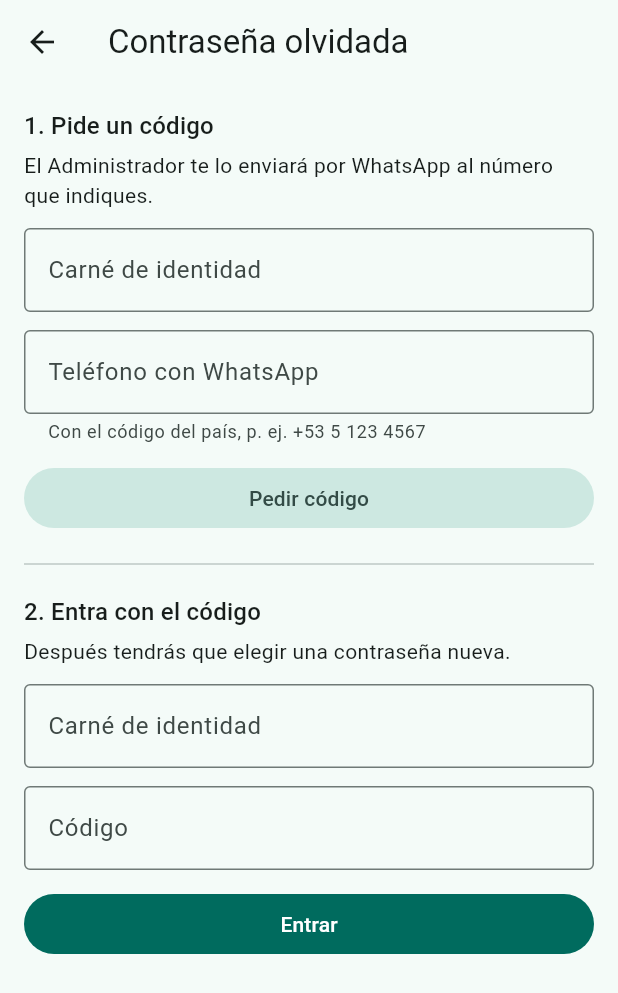
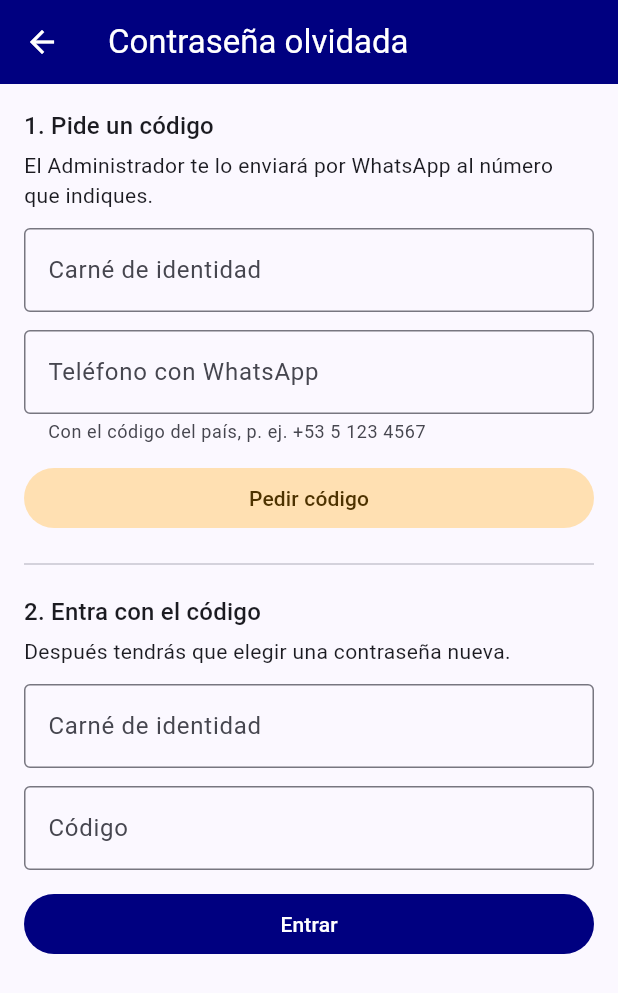
Before and after one commit to maicolalmaralestamayo/MiRuta, a Flutter app: the screen it shows after launch, after a tap on "Entrar", after a tap on "¿Olvidaste tu contraseña?", on a phone screen of 412 x 824 dp. Shown: the top 993 px of the screen. Run offline on Flutter 3.47's test engine with Material 3 defaults, Android fonts, the phone set to English and light mode, and no system bars; our stand-ins replace dio, file_picker, fl_chart, flutter_local_notifications, flutter_map, flutter_secure_storage and 11 more; missing offline and left inert: flutter_foreground_task, mobile_scanner, ota_update, workmanager; accounts and stored records are empty; network calls fail.

Commit message:
App: azul marino y naranja, sin Excel, APK más ligera y planificación para Jefes de itinerario
- Paleta: azul marino #000080 y naranja #FFA500 (claro y oscuro).
- Librerías nativas comprimidas en el APK y compilación ofuscada con
  la información de depuración aparte.
- Se quita la exportación a Excel (queda PDF) y los paquetes excel y printing.
- Los Jefes de itinerario planifican los viajes de su itinerario; el
  Administrador cuenta como Jefe de todos los itinerarios.
- Versión 1.1.1+3.

Co-Authored-By: Claude Opus 5.5 <noreply@anthropic.com>
Claude-Session: https://claude.ai/code/session_01MPx1tuUDiRQtw9CCiPmatY

```diff
--- a/app/lib/ui/admin/admin_menu.dart
+++ b/app/lib/ui/admin/admin_menu.dart
@@ -21,8 +21,9 @@ class AdminMenu extends StatelessWidget {
     return Scaffold(
       appBar: AppBar(title: const Text('Gestión')),
       body: ListView(children: [
-        if (me.roles.isItineraryChief) ...[
-          const SectionTitle('Mis itinerarios'),
+        if (me.roles.isItineraryChief && !me.managesTransport) ...[
+          const SectionTitle('Mi itinerario'),
+          ListTile(leading: const Icon(Icons.edit_calendar), title: const Text('Planificación de viajes'), onTap: () => open(const PlanningScreen())),
           ListTile(leading: const Icon(Icons.groups), title: const Text('Miembros'), onTap: () => open(WorkersScreen(itineraryIds: me.roles.chiefOfItineraries))),
         ],
         if (me.managesTransport) ...[
--- a/app/lib/ui/admin/trip_form_screen.dart
+++ b/app/lib/ui/admin/trip_form_screen.dart
@@ -50,13 +50,15 @@ class _TripFormScreenState extends State<TripFormScreen> {
   Future<void> _load() async {
     final api = context.api;
     try {
-      final itineraries = (await api.getAll('/itineraries', query: {'sort': 'name'})).map(Itinerary.from).toList();
+      final me = context.me;
+      final itineraries = (await api.getAll('/itineraries', query: {'sort': 'name'})).map(Itinerary.from).where((i) => me.canPlan(i.id)).toList();
       final vehicles = (await api.getAll('/vehicles', query: {'include': 'vehicleType'})).map(Vehicle.from).toList();
       final drivers = (await api.getAll('/drivers', query: {'include': 'worker'}))
           .map((r) => (r.id, '${r.related('worker')?.string('firstName') ?? ''} ${r.related('worker')?.string('lastName') ?? ''}'))
           .toList();
       setState(() {
         _itineraries = itineraries;
+        if (_itineraryId == null && itineraries.length == 1) _itineraryId = itineraries.first.id;
         _vehicles = vehicles;
         _drivers = drivers;
       });
--- a/app/lib/ui/theme.dart
+++ b/app/lib/ui/theme.dart
@@ -1,15 +1,64 @@
 import 'package:flutter/material.dart';
 
-/// Colores: verde petróleo como color principal y un rojo intenso para la
-/// sobresaturación, que debe verse de inmediato.
-const seed = Color(0xFF00796B);
+/// Paleta de la app: azul marino y naranja puros.
+///
+/// - Azul marino: #000080 (navy, CSS/X11).
+/// - Naranja: #FFA500 (orange, CSS/X11).
+///
+/// El rojo de sobresaturación se mantiene aparte para que se vea de inmediato.
+const navy = Color(0xFF000080);
+const orange = Color(0xFFFFA500);
 const overloadColor = Color(0xFFD32F2F);
 
 ThemeData buildTheme(Brightness brightness) {
-  final scheme = ColorScheme.fromSeed(seedColor: seed, brightness: brightness);
+  final dark = brightness == Brightness.dark;
+  final base = ColorScheme.fromSeed(seedColor: navy, brightness: brightness);
+  final scheme = dark
+      ? base.copyWith(
+          // En modo oscuro el azul marino puro no contrasta con el fondo:
+          // se usa como superficie de los contenedores y el naranja como acento.
+          primary: orange,
+          onPrimary: Colors.black,
+          primaryContainer: navy,
+          onPrimaryContainer: Colors.white,
+          secondary: orange,
+          onSecondary: Colors.black,
+          secondaryContainer: const Color(0xFF4D3200),
+          onSecondaryContainer: const Color(0xFFFFDDB0),
+          surface: const Color(0xFF0B0B1E),
+        )
+      : base.copyWith(
+          primary: navy,
+          onPrimary: Colors.white,
+          primaryContainer: const Color(0xFFDDE1FF),
+          onPrimaryContainer: navy,
+          secondary: orange,
+          onSecondary: Colors.black,
+          secondaryContainer: const Color(0xFFFFE0B2),
+          onSecondaryContainer: const Color(0xFF4D3200),
+          tertiary: orange,
+          onTertiary: Colors.black,
+        );
   return ThemeData(
     useMaterial3: true,
     colorScheme: scheme,
+    appBarTheme: AppBarTheme(
+      backgroundColor: navy,
+      foregroundColor: Colors.white,
+      iconTheme: const IconThemeData(color: Colors.white),
+      actionsIconTheme: const IconThemeData(color: orange),
+    ),
+    floatingActionButtonTheme: const FloatingActionButtonThemeData(
+      backgroundColor: orange,
+      foregroundColor: navy,
+    ),
+    navigationBarTheme: NavigationBarThemeData(
+      indicatorColor: orange,
+      iconTheme: WidgetStateProperty.resolveWith((states) => IconThemeData(
+            color: states.contains(WidgetState.selected) ? navy : (dark ? Colors.white70 : navy),
+          )),
+    ),
+    progressIndicatorTheme: const ProgressIndicatorThemeData(color: orange),
     inputDecorationTheme: const InputDecorationTheme(border: OutlineInputBorder()),
     cardTheme: const CardThemeData(margin: EdgeInsets.symmetric(horizontal: 12, vertical: 6)),
     listTileTheme: const ListTileThemeData(contentPadding: EdgeInsets.symmetric(horizontal: 16)),
--- a/app/lib/ui/trips/trip_detail_screen.dart
+++ b/app/lib/ui/trips/trip_detail_screen.dart
@@ -150,7 +150,7 @@ class _TripDetailScreenState extends State<TripDetailScreen> {
               if (trip.status != TripStatus.cancelled && trip.status != TripStatus.completed)
                 ListTile(leading: const Icon(Icons.task_alt), title: const Text('Marcar como realizado'), onTap: () => _markCompleted(data)),
             ],
-            if (me.managesTransport)
+            if (me.canPlan(trip.itineraryId))
               ListTile(
                 leading: const Icon(Icons.edit_calendar),
                 title: const Text('Editar viaje'),
--- a/app/pubspec.yaml
+++ b/app/pubspec.yaml
@@ -16,7 +16,7 @@ publish_to: 'none' # Remove this line if you wish to publish to pub.dev
 # https://developer.apple.com/library/archive/documentation/General/Reference/InfoPlistKeyReference/Articles/CoreFoundationKeys.html
 # In Windows, build-name is used as the major, minor, and patch parts
 # of the product and file versions while build-number is used as the build suffix.
-version: 1.1.0+2
+version: 1.1.1+3
 
 environment:
   sdk: ^3.13.7
@@ -52,9 +52,7 @@ dependencies:
   mobile_scanner: ^7.4.2
   flutter_tts: ^4.2.5
   fl_chart: ^1.3.0
-  excel: ^4.0.6
   pdf: ^3.12.0
-  printing: ^5.14.3
   share_plus: ^13.3.1
   path_provider: ^2.1.6
   image_picker: ^1.2.4
```
Also changed, not shown: app/lib/models/models.dart (+8 -1 lines), app/lib/ui/admin/planning_screen.dart (+5 -2 lines), app/lib/ui/stats/export.dart (+1 -25 lines), app/lib/ui/stats/statistics_screen.dart (+5 -8 lines), app/pubspec.lock, 8 other files.
